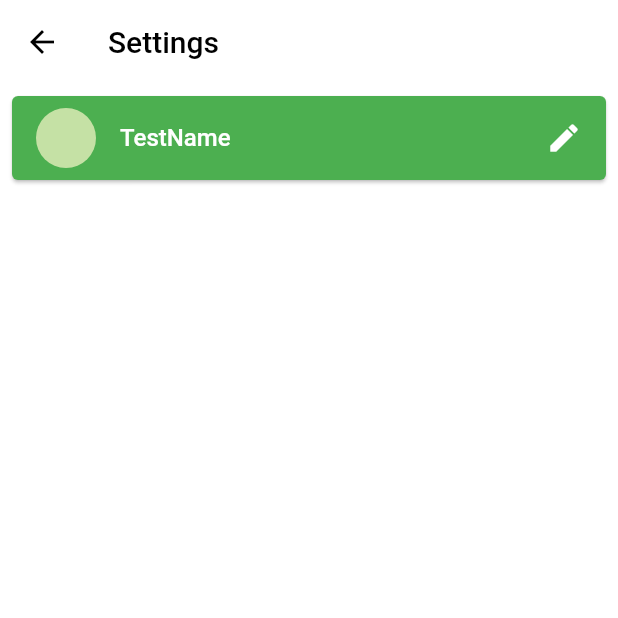
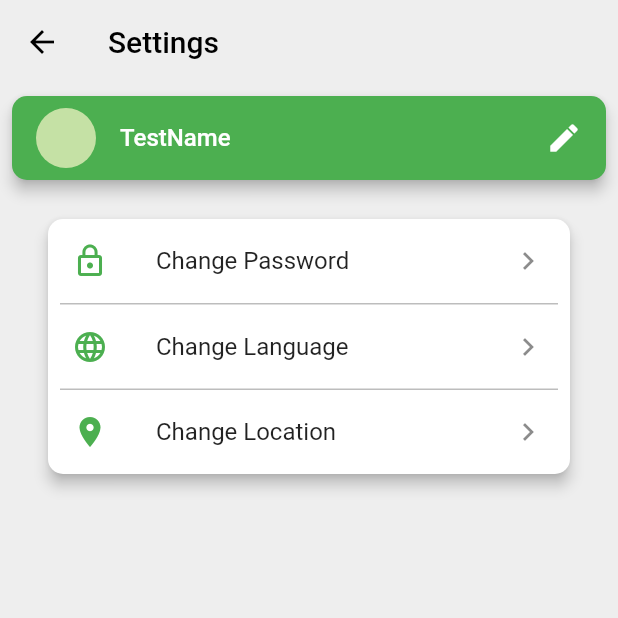
Before and after one commit to nicorahm99/easyFinance, a Flutter app: the Settings screen opened directly, on a phone screen of 412 x 824 dp, the top half of it. Run offline on Flutter 3.47's test engine with Material 2 defaults, Android fonts, the phone set to English and light mode, and no system bars; our stand-ins replace charts_flutter, font_awesome_flutter, sqflite; accounts and stored records are empty.

Commit message:
added 3 setting-option buttons

```diff
--- a/src/lib/settings/settings.dart
+++ b/src/lib/settings/settings.dart
@@ -1,3 +1,4 @@
+import 'package:charts_flutter/flutter.dart' as prefix0;
 import 'package:flutter/material.dart';
 import 'container.dart';
 
@@ -18,12 +19,12 @@ class Settings extends StatelessWidget {
       //     Div(Colors.red)
       //   ]
       // )
-      backgroundColor: Colors.white,
+      backgroundColor: Colors.grey.shade200,
       appBar: AppBar(
         elevation: 0,
         brightness: Brightness.light,
         iconTheme: IconThemeData(color: Colors.black),
-        backgroundColor: Colors.white,
+        backgroundColor: Colors.grey.shade200,
         title: Text('Settings', style: TextStyle(color: Colors.black),),
       ),
       body: SingleChildScrollView(
@@ -31,17 +32,68 @@ class Settings extends StatelessWidget {
           crossAxisAlignment: CrossAxisAlignment.start,
           children: <Widget>[
             Card(
+              elevation: 4.0, // shadow
+              shape: RoundedRectangleBorder(borderRadius: BorderRadius.circular(10.0)),
               margin: const EdgeInsets.all(8.0),
               color: Colors.green,
               child: ListTile(
+                onTap: (){
+                  //open edit profile
+                },
                 title: Text('TestName', style: TextStyle(color: Colors.white, fontWeight: FontWeight.w500),),
                 leading: CircleAvatar(backgroundColor: Colors.lightGreen[200]),
                 trailing: Icon(Icons.edit, color: Colors.white,),
               ),
+            ),
+            const SizedBox(height: 10.0),
+            Card(
+              elevation: 4.0, // shadow
+              margin: const EdgeInsets.fromLTRB(32.0, 8.0, 32.0, 16.0),
+              shape: RoundedRectangleBorder(borderRadius: BorderRadius.circular(10.0)),
+              child: Column(
+                children: <Widget>[
+                  ListTile(
+                    leading: Icon(Icons.lock_outline, color: Colors.green,),
+                    title: Text('Change Password'),
+                    trailing: Icon(Icons.keyboard_arrow_right),
+                    onTap: (){
+                      //open change Password
+                    },
+                  ),
+                  buildDevider(),
+                  ListTile(
+                    leading: Icon(Icons.language, color: Colors.green,),
+                    title: Text('Change Language'),
+                    trailing: Icon(Icons.keyboard_arrow_right),
+                    onTap: (){
+                      //open change language
+                    },
+                  ),
+                  buildDevider(),
+                  ListTile(
+                    leading: Icon(Icons.location_on, color: Colors.green,),
+                    title: Text('Change Location'),
+                    trailing: Icon(Icons.keyboard_arrow_right),
+                    onTap: (){
+                      //open change location
+                    },
+                  ),
+                ],
+              ),
             )
+
           ],
         )
       ),
     );
   }
+
+  Container buildDevider() {
+    return Container(
+                  margin: const EdgeInsets.symmetric(horizontal: 8.0,),
+                  width: double.infinity,
+                  height: 1.0,
+                  color: Colors.grey.shade400,
+                );
+  }
 }
```
